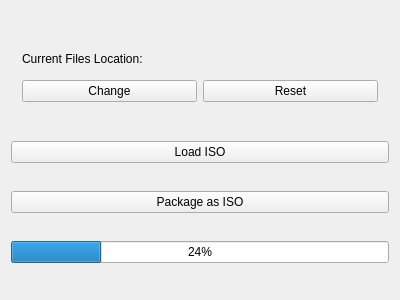
Above: randovania/gui/manage_game_window.ui from randovania/randovania before the change. Below: the same form after it.
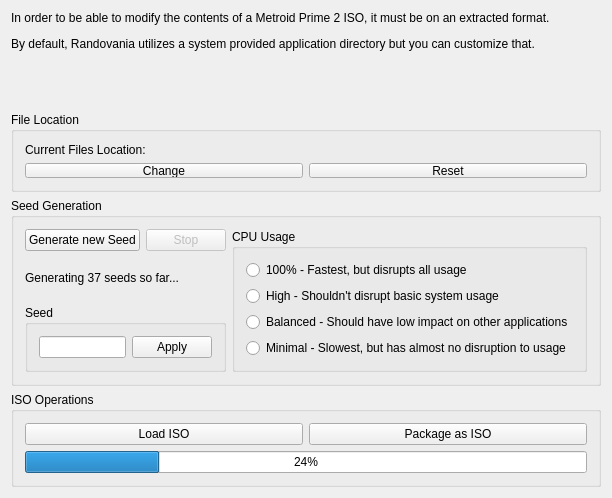
That is the form after the change.

Commit message: Progress towards a professional interface

```diff
--- a/randovania/gui/manage_game_window.ui
+++ b/randovania/gui/manage_game_window.ui
@@ -6,8 +6,8 @@
    <rect>
     <x>0</x>
     <y>0</y>
-    <width>400</width>
-    <height>300</height>
+    <width>548</width>
+    <height>498</height>
    </rect>
   </property>
   <property name="windowTitle">
@@ -16,19 +16,24 @@
   <widget class="QWidget" name="centralWidget">
    <property name="maximumSize">
     <size>
-     <width>400</width>
+     <width>16777215</width>
      <height>16777215</height>
     </size>
    </property>
    <layout class="QGridLayout" name="gridLayout">
-    <item row="2" column="0">
-     <widget class="QPushButton" name="packageIsoButton">
-      <property name="text">
-       <string>Package as ISO</string>
+    <item row="3" column="0">
+     <widget class="QGroupBox" name="isoBox">
+      <property name="maximumSize">
+       <size>
+        <width>16777215</width>
+        <height>120</height>
+       </size>
       </property>
-     </widget>
-    </item>
-    <item row="1" column="0">
+      <property name="title">
+       <string>ISO Operations</string>
+      </property>
+      <layout class="QGridLayout" name="gridLayout_4">
+       <item row="0" column="0">
      <widget class="QPushButton" name="loadIsoButton">
       <property name="toolTip">
        <string>asdfasdfasdf</string>
@@ -38,23 +43,49 @@
       </property>
      </widget>
     </item>
-    <item row="3" column="0">
+       <item row="0" column="1">
+        <widget class="QPushButton" name="packageIsoButton">
+         <property name="toolTip">
+          <string>Creates an ISO based on the contents of the current files location</string>
+         </property>
+         <property name="text">
+          <string>Package as ISO</string>
+         </property>
+        </widget>
+       </item>
+       <item row="1" column="0" colspan="2">
      <widget class="QProgressBar" name="progressBar">
       <property name="value">
        <number>24</number>
       </property>
      </widget>
     </item>
+      </layout>
+     </widget>
+    </item>
     <item row="0" column="0">
-     <widget class="QWidget" name="gridWidget" native="true">
+     <widget class="QLabel" name="label">
+      <property name="text">
+       <string>&lt;html&gt;&lt;head/&gt;&lt;body&gt;&lt;p&gt;In order to be able to modify the contents of a Metroid Prime 2 ISO, it must be on an extracted format.&lt;/p&gt;&lt;p&gt;By default, Randovania utilizes a system provided application directory but you can customize that.&lt;/p&gt;&lt;/body&gt;&lt;/html&gt;</string>
+      </property>
+      <property name="alignment">
+       <set>Qt::AlignLeading|Qt::AlignLeft|Qt::AlignTop</set>
+      </property>
+     </widget>
+    </item>
+    <item row="1" column="0">
+     <widget class="QGroupBox" name="filesBox">
       <property name="maximumSize">
        <size>
         <width>16777215</width>
         <height>80</height>
        </size>
       </property>
-      <layout class="QGridLayout" name="gridLayout_2">
-       <item row="2" column="0">
+      <property name="title">
+       <string>File Location</string>
+      </property>
+      <layout class="QGridLayout" name="gridLayout_3">
+       <item row="0" column="0" colspan="2">
         <layout class="QHBoxLayout" name="horizontalLayout">
          <item>
           <widget class="QLabel" name="label_2">
@@ -78,16 +109,14 @@
          </item>
         </layout>
        </item>
-       <item row="3" column="0">
-        <layout class="QHBoxLayout" name="horizontalLayout_2">
-         <item>
+       <item row="1" column="0">
           <widget class="QPushButton" name="changeFilesLocationButton">
            <property name="text">
             <string>Change</string>
            </property>
           </widget>
          </item>
-         <item>
+       <item row="1" column="1">
           <widget class="QPushButton" name="resetFilesLocationButton">
            <property name="text">
             <string>Reset</string>
@@ -95,6 +124,99 @@
           </widget>
          </item>
         </layout>
+     </widget>
+    </item>
+    <item row="2" column="0">
+     <widget class="QGroupBox" name="seedGenerationBox">
+      <property name="title">
+       <string>Seed Generation</string>
+      </property>
+      <layout class="QGridLayout" name="gridLayout_2">
+       <item row="0" column="0">
+        <widget class="QPushButton" name="generateSeedButton">
+         <property name="text">
+          <string>Generate new Seed</string>
+         </property>
+        </widget>
+       </item>
+       <item row="0" column="1">
+        <widget class="QPushButton" name="abortGenerateButton">
+         <property name="enabled">
+          <bool>false</bool>
+         </property>
+         <property name="text">
+          <string>Stop</string>
+         </property>
+         <property name="checkable">
+          <bool>false</bool>
+         </property>
+         <property name="flat">
+          <bool>false</bool>
+         </property>
+        </widget>
+       </item>
+       <item row="0" column="2" rowspan="3">
+        <widget class="QGroupBox" name="cpuUsageBox">
+         <property name="title">
+          <string>CPU Usage</string>
+         </property>
+         <layout class="QVBoxLayout" name="verticalLayout">
+          <item>
+           <widget class="QRadioButton" name="maxUsageRadio">
+            <property name="text">
+             <string>100% - Fastest, but disrupts all usage</string>
+            </property>
+           </widget>
+          </item>
+          <item>
+           <widget class="QRadioButton" name="highUsageRadio">
+            <property name="text">
+             <string>High - Shouldn't disrupt basic system usage</string>
+            </property>
+           </widget>
+          </item>
+          <item>
+           <widget class="QRadioButton" name="balancedUsageRadio">
+            <property name="text">
+             <string>Balanced - Should have low impact on other applications</string>
+            </property>
+           </widget>
+          </item>
+          <item>
+           <widget class="QRadioButton" name="minialUsageRadio">
+            <property name="text">
+             <string>Minimal - Slowest, but has almost no disruption to usage</string>
+            </property>
+           </widget>
+          </item>
+         </layout>
+        </widget>
+       </item>
+       <item row="1" column="0" colspan="2">
+        <widget class="QLabel" name="generationStatusLabel">
+         <property name="text">
+          <string>Generating 37 seeds so far...</string>
+         </property>
+        </widget>
+       </item>
+       <item row="2" column="0" colspan="2">
+        <widget class="QGroupBox" name="seedBox">
+         <property name="title">
+          <string>Seed</string>
+         </property>
+         <layout class="QHBoxLayout" name="horizontalLayout_2">
+          <item>
+           <widget class="QLineEdit" name="currentSeedEdit"/>
+          </item>
+          <item>
+           <widget class="QPushButton" name="applySeedButton">
+            <property name="text">
+             <string>Apply</string>
+            </property>
+           </widget>
+          </item>
+         </layout>
+        </widget>
        </item>
       </layout>
      </widget>
```
Left out of the diff: 4 changed lines with no effect on the pictures. Lines whose indentation alone changed are shown as unchanged. The commit also changes 6 other files.
